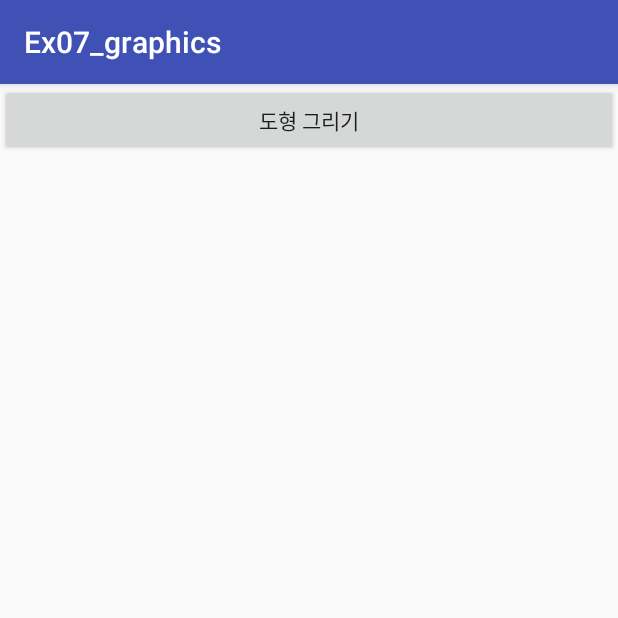
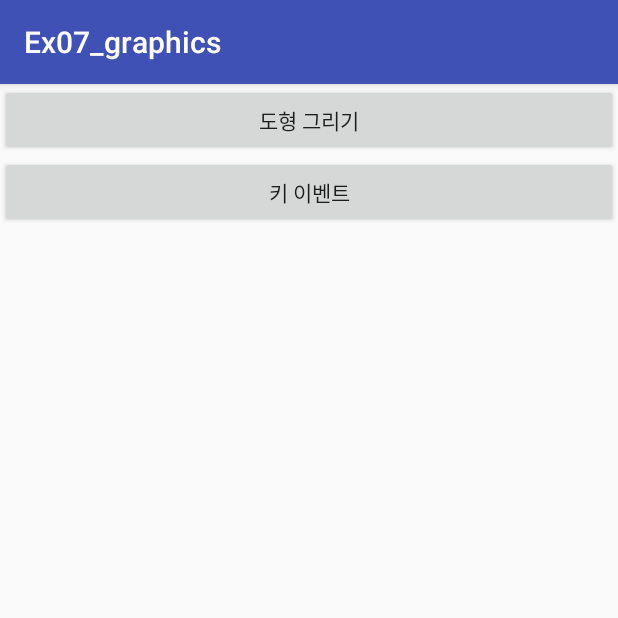
Before and after one commit to CoRock/Android_Ex02_list, an Android app: the screen it shows after launch (MainActivity), on a phone screen of 412 x 824 dp, the top half of it. Run offline under Robolectric (Android 15) with nearby library versions, the light colour scheme and no system bars.

Commit message:
added KeyActivity but KEYCODE_L was not working

```diff
--- a/Ex07_graphics/app/src/main/AndroidManifest.xml
+++ b/Ex07_graphics/app/src/main/AndroidManifest.xml
@@ -16,7 +16,8 @@
                 <category android:name="android.intent.category.LAUNCHER" />
             </intent-filter>
         </activity>
-        <activity android:name=".ShapeActivity"></activity>
+        <activity android:name=".ShapeActivity" />
+        <activity android:name=".KeyActivity"></activity>
     </application>
 
 </manifest>
--- a/Ex07_graphics/app/src/main/java/com/corock/ex07_graphics/MainActivity.java
+++ b/Ex07_graphics/app/src/main/java/com/corock/ex07_graphics/MainActivity.java
@@ -1,5 +1,6 @@
 package com.corock.ex07_graphics;
 
+import android.app.Activity;
 import android.content.Intent;
 import android.support.v7.app.AppCompatActivity;
 import android.os.Bundle;
@@ -20,6 +21,9 @@ public class MainActivity extends AppCompatActivity {
             case R.id.button1:
                 intent = new Intent(this, ShapeActivity.class);
                 break;
+            case R.id.button2:
+                intent = new Intent(this, KeyActivity.class);
+                break;
         }
         startActivity(intent);
     }
--- a/Ex07_graphics/app/src/main/res/layout/activity_main.xml
+++ b/Ex07_graphics/app/src/main/res/layout/activity_main.xml
@@ -19,6 +19,15 @@
         android:layout_alignParentTop="true"
         android:onClick="onClick"
         android:text="도형 그리기" />
+
+    <Button
+        android:id="@+id/button2"
+        android:layout_width="match_parent"
+        android:layout_height="wrap_content"
+        android:layout_alignParentLeft="true"
+        android:layout_below="@+id/button1"
+        android:onClick="onClick"
+        android:text="키 이벤트" />
 
     <!--
         <Button
@@ -68,6 +77,6 @@
             android:layout_alignParentStart="true"
             android:layout_below="@+id/button4"
             android:onClick="onClick"
-            android:text="이미지 회전" />
+            android:text="이미지 필터" />
     -->
 </RelativeLayout>
```
